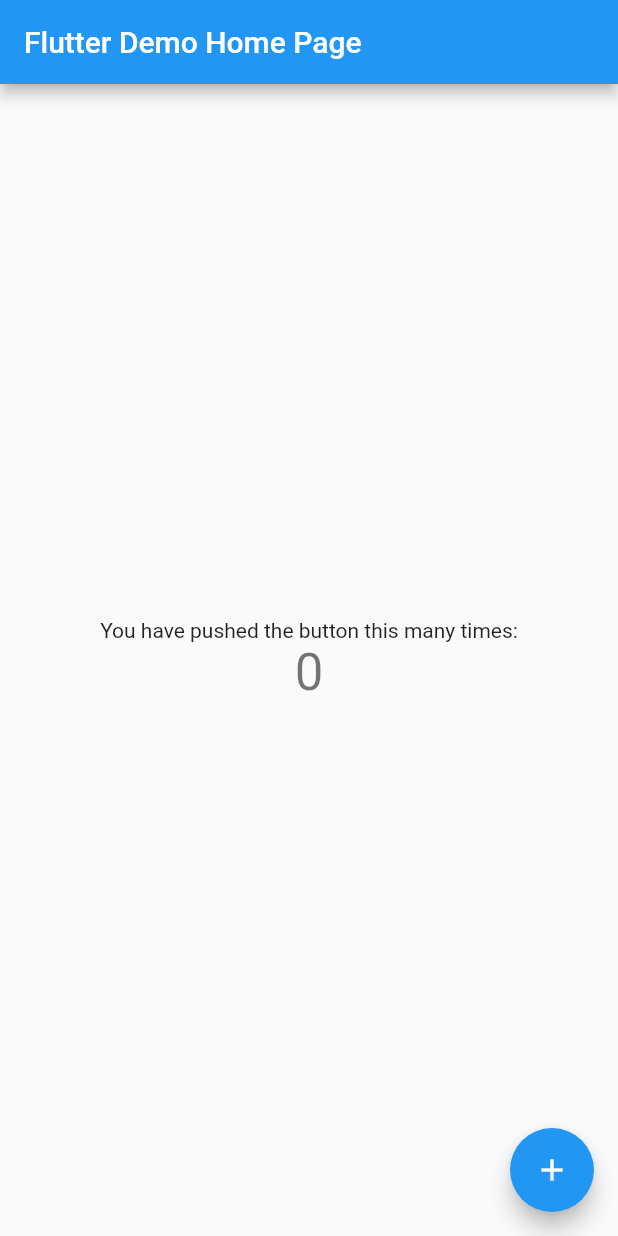
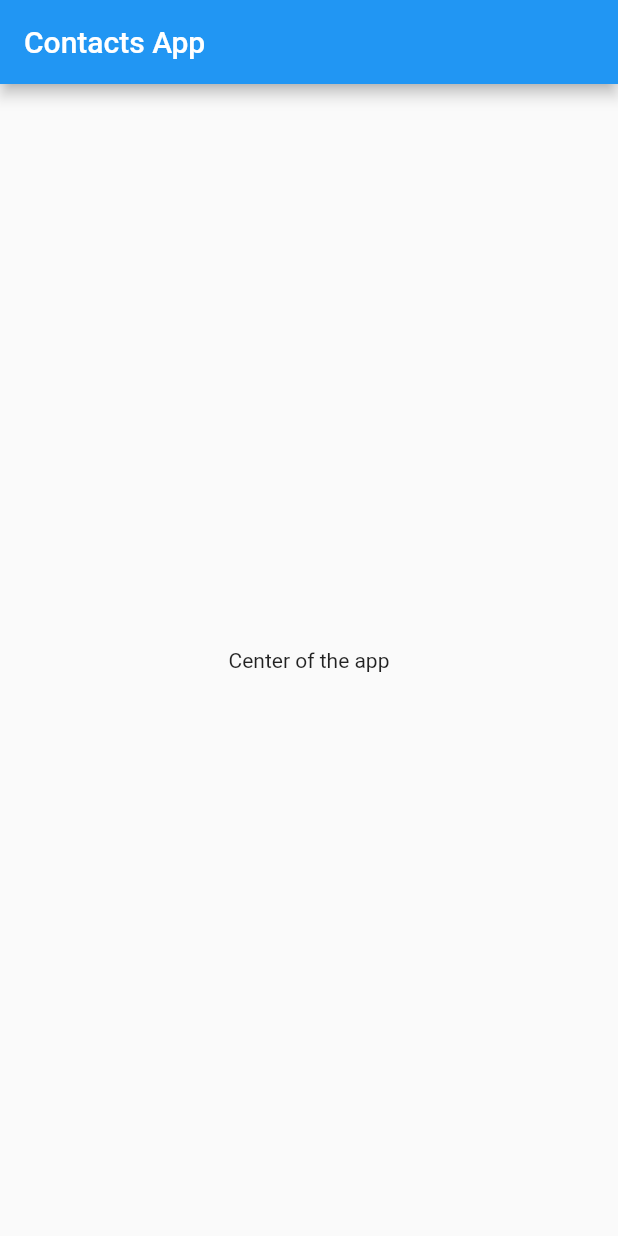
Before and after one commit to MasterNeuromancer/contacts_app, a Flutter app: the screen it shows after launch, on a phone screen of 412 x 824 dp. Run offline on Flutter 3.47's test engine with Material 2 defaults, Android fonts, the phone set to English and light mode, and no system bars.

Commit message:
removed demo code + created and centered Contact Form Stateful Widget

```diff
--- /dev/null
+++ b/lib/home.dart
@@ -0,0 +1,31 @@
+import 'package:flutter/material.dart';
+
+class ContactForm extends StatefulWidget {
+  const ContactForm({Key? key, required this.title}) : super(key: key);
+
+  final String title;
+
+  @override
+  State<ContactForm> createState() => _ContactFormState();
+}
+
+class _ContactFormState extends State<ContactForm> {
+  @override
+  Widget build(BuildContext context) {
+    return Scaffold(
+      appBar: AppBar(
+        title: Text(widget.title),
+      ),
+      body: const Center(
+        child: Text(
+          'Center of the app',
+        ),
+      ),
+      // floatingActionButton: FloatingActionButton(
+      //   onPressed: _incrementCounter,
+      //   tooltip: 'Increment',
+      //   child: const Icon(Icons.add),
+      // ),
+    );
+  }
+}
--- a/lib/main.dart
+++ b/lib/main.dart
@@ -1,3 +1,4 @@
+import 'package:contacts_app/home.dart';
 import 'package:flutter/material.dart';
 
 void main() {
@@ -7,109 +8,14 @@ void main() {
 class MyApp extends StatelessWidget {
   const MyApp({Key? key}) : super(key: key);
 
-  // This widget is the root of your application.
   @override
   Widget build(BuildContext context) {
     return MaterialApp(
       title: 'Flutter Demo',
       theme: ThemeData(
-        // This is the theme of your application.
-        //
-        // Try running your application with "flutter run". You'll see the
-        // application has a blue toolbar. Then, without quitting the app, try
-        // changing the primarySwatch below to Colors.green and then invoke
-        // "hot reload" (press "r" in the console where you ran "flutter run",
-        // or simply save your changes to "hot reload" in a Flutter IDE).
-        // Notice that the counter didn't reset back to zero; the application
-        // is not restarted.
         primarySwatch: Colors.blue,
       ),
-      home: const MyHomePage(title: 'Flutter Demo Home Page'),
+      home: const ContactForm(title: 'Contacts App'),
     );
   }
 }
-
-class MyHomePage extends StatefulWidget {
-  const MyHomePage({Key? key, required this.title}) : super(key: key);
-
-  // This widget is the home page of your application. It is stateful, meaning
-  // that it has a State object (defined below) that contains fields that affect
-  // how it looks.
-
-  // This class is the configuration for the state. It holds the values (in this
-  // case the title) provided by the parent (in this case the App widget) and
-  // used by the build method of the State. Fields in a Widget subclass are
-  // always marked "final".
-
-  final String title;
-
-  @override
-  State<MyHomePage> createState() => _MyHomePageState();
-}
-
-class _MyHomePageState extends State<MyHomePage> {
-  int _counter = 0;
-
-  void _incrementCounter() {
-    setState(() {
-      // This call to setState tells the Flutter framework that something has
-      // changed in this State, which causes it to rerun the build method below
-      // so that the display can reflect the updated values. If we changed
-      // _counter without calling setState(), then the build method would not be
-      // called again, and so nothing would appear to happen.
-      _counter++;
-    });
-  }
-
-  @override
-  Widget build(BuildContext context) {
-    // This method is rerun every time setState is called, for instance as done
-    // by the _incrementCounter method above.
-    //
-    // The Flutter framework has been optimized to make rerunning build methods
-    // fast, so that you can just rebuild anything that needs updating rather
-    // than having to individually change instances of widgets.
-    return Scaffold(
-      appBar: AppBar(
-        // Here we take the value from the MyHomePage object that was created by
-        // the App.build method, and use it to set our appbar title.
-        title: Text(widget.title),
-      ),
-      body: Center(
-        // Center is a layout widget. It takes a single child and positions it
-        // in the middle of the parent.
-        child: Column(
-          // Column is also a layout widget. It takes a list of children and
-          // arranges them vertically. By default, it sizes itself to fit its
-          // children horizontally, and tries to be as tall as its parent.
-          //
-          // Invoke "debug painting" (press "p" in the console, choose the
-          // "Toggle Debug Paint" action from the Flutter Inspector in Android
-          // Studio, or the "Toggle Debug Paint" command in Visual Studio Code)
-          // to see the wireframe for each widget.
-          //
-          // Column has various properties to control how it sizes itself and
-          // how it positions its children. Here we use mainAxisAlignment to
-          // center the children vertically; the main axis here is the vertical
-          // axis because Columns are vertical (the cross axis would be
-          // horizontal).
-          mainAxisAlignment: MainAxisAlignment.center,
-          children: <Widget>[
-            const Text(
-              'You have pushed the button this many times:',
-            ),
-            Text(
-              '$_counter',
-              style: Theme.of(context).textTheme.headline4,
-            ),
-          ],
-        ),
-      ),
-      floatingActionButton: FloatingActionButton(
-        onPressed: _incrementCounter,
-        tooltip: 'Increment',
-        child: const Icon(Icons.add),
-      ), // This trailing comma makes auto-formatting nicer for build methods.
-    );
-  }
-}
```
